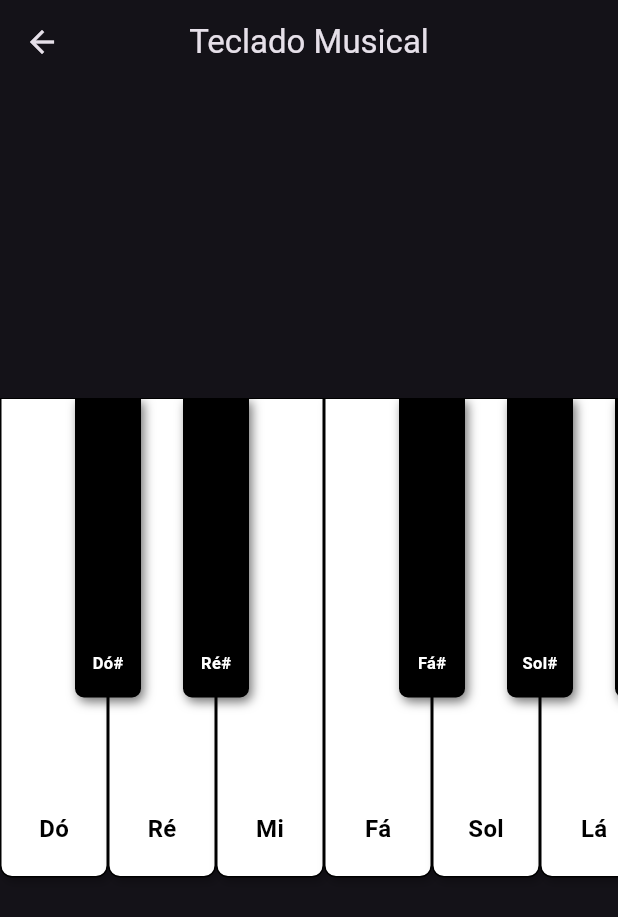
After one commit to ENZOSQS/melodyhub, a Flutter app: the HomePage screen opened directly, after a tap on "ABRIR TECLADO", on a phone screen of 412 x 824 dp. The commit adds this screen. Shown: the top 917 px of the screen. Run offline on Flutter 3.47's test engine with Material 3 defaults, Android fonts, the light colour scheme and no system bars; our stand-ins replace audioplayers, cloud_firestore, firebase_auth, firebase_core; accounts and stored records are empty.

Commit message:
Entrega do Modulo 2 - Simulador de Instrumento e Reproducao de Audio

```diff
--- a/lib/main.dart
+++ b/lib/main.dart
@@ -5,6 +5,7 @@ import 'package:firebase_auth/firebase_auth.dart';
 import 'firebase_options.dart';
 import 'screens/login_page.dart';
 import 'screens/home_page.dart';
+import 'screens/keyboard_screen.dart';
 
 void main() async {
   WidgetsFlutterBinding.ensureInitialized();
@@ -28,7 +29,7 @@ class MelodyHubApp extends StatelessWidget {
         brightness: Brightness.dark,
         primarySwatch: Colors.deepPurple,
       ),
-      home: const AuthGate(),
+      home: const LoginPage(),
     );
   }
 }
--- a/lib/screens/home_page.dart
+++ b/lib/screens/home_page.dart
@@ -1,6 +1,7 @@
 import 'package:flutter/material.dart';
 import 'package:firebase_auth/firebase_auth.dart';
 import 'package:cloud_firestore/cloud_firestore.dart';
+import 'keyboard_screen.dart';
 
 class HomePage extends StatelessWidget {
   const HomePage({super.key});
@@ -75,6 +76,7 @@ class HomePage extends StatelessWidget {
             child: Column(
               crossAxisAlignment: CrossAxisAlignment.stretch,
               children: [
+
                 // Saudação
                 Text(
                   'Olá, $nome! 👋',
@@ -107,6 +109,7 @@ class HomePage extends StatelessWidget {
                   child: Column(
                     crossAxisAlignment: CrossAxisAlignment.start,
                     children: [
+
                       const Text(
                         'Seu progresso',
                         style: TextStyle(
@@ -120,6 +123,7 @@ class HomePage extends StatelessWidget {
 
                       Row(
                         children: [
+
                           Expanded(
                             child: _InfoCard(
                               icon: Icons.star,
@@ -137,6 +141,7 @@ class HomePage extends StatelessWidget {
                               valor: '$nivel',
                             ),
                           ),
+
                         ],
                       ),
                     ],
@@ -145,7 +150,7 @@ class HomePage extends StatelessWidget {
 
                 const SizedBox(height: 20),
 
-                // Card de estudo
+                // Módulo 2 — Simulador de teclado
                 Container(
                   padding: const EdgeInsets.all(22),
                   decoration: BoxDecoration(
@@ -155,8 +160,9 @@ class HomePage extends StatelessWidget {
                   child: Column(
                     crossAxisAlignment: CrossAxisAlignment.start,
                     children: [
+
                       const Icon(
-                        Icons.music_note,
+                        Icons.piano,
                         color: Color(0xFF0B1736),
                         size: 40,
                       ),
@@ -164,7 +170,7 @@ class HomePage extends StatelessWidget {
                       const SizedBox(height: 12),
 
                       const Text(
-                        'Comece a estudar',
+                        'Simulador de teclado',
                         style: TextStyle(
                           color: Color(0xFF0B1736),
                           fontSize: 22,
@@ -175,7 +181,7 @@ class HomePage extends StatelessWidget {
                       const SizedBox(height: 6),
 
                       const Text(
-                        'Explore exercícios e desenvolva sua percepção musical.',
+                        'Pratique as notas musicais usando o teclado virtual.',
                         style: TextStyle(
                           color: Color(0xFF0B1736),
                           fontSize: 15,
@@ -188,11 +194,11 @@ class HomePage extends StatelessWidget {
                         height: 48,
                         child: ElevatedButton(
                           onPressed: () {
-                            ScaffoldMessenger.of(context).showSnackBar(
-                              const SnackBar(
-                                content: Text(
-                                  'Os exercícios estarão disponíveis no próximo módulo.',
-                                ),
+                            Navigator.push(
+                              context,
+                              MaterialPageRoute(
+                                builder: (context) =>
+                                    const KeyboardScreen(),
                               ),
                             );
                           },
@@ -205,7 +211,7 @@ class HomePage extends StatelessWidget {
                             ),
                           ),
                           child: const Text(
-                            'EXPLORAR',
+                            'ABRIR TECLADO',
                             style: TextStyle(
                               fontWeight: FontWeight.bold,
                             ),
@@ -228,6 +234,7 @@ class HomePage extends StatelessWidget {
                   child: Column(
                     crossAxisAlignment: CrossAxisAlignment.start,
                     children: [
+
                       const Text(
                         'Acesso rápido',
                         style: TextStyle(
@@ -303,6 +310,7 @@ class _InfoCard extends StatelessWidget {
       ),
       child: Column(
         children: [
+
           Icon(
             icon,
             color: const Color(0xFF16D9C5),
--- /dev/null
+++ b/lib/screens/keyboard_screen.dart
@@ -0,0 +1,265 @@
+import 'package:flutter/material.dart';
+import 'package:audioplayers/audioplayers.dart';
+
+class KeyboardScreen extends StatefulWidget {
+  const KeyboardScreen({super.key});
+
+  @override
+  State<KeyboardScreen> createState() => _KeyboardScreenState();
+}
+
+class _KeyboardScreenState extends State<KeyboardScreen> {
+  final List<AudioPlayer> _players = [];
+
+  @override
+  void dispose() {
+    for (final player in _players) {
+      player.dispose();
+    }
+
+    super.dispose();
+  }
+
+  Future<void> tocarNota(
+    String arquivo,
+    String nota,
+  ) async {
+    try {
+      final player = AudioPlayer();
+
+      _players.add(player);
+
+      await player.play(
+        AssetSource('sounds/$arquivo'),
+      );
+
+      debugPrint('Nota tocada: $nota');
+
+      player.onPlayerComplete.listen((event) {
+        player.dispose();
+        _players.remove(player);
+      });
+    } catch (e) {
+      debugPrint('Erro ao reproduzir $nota: $e');
+    }
+  }
+
+  void voltarParaHome() {
+    Navigator.pop(context);
+  }
+
+  @override
+  Widget build(BuildContext context) {
+    return Scaffold(
+      appBar: AppBar(
+        leading: IconButton(
+          icon: const Icon(Icons.arrow_back),
+          tooltip: 'Voltar para Home',
+          onPressed: voltarParaHome,
+        ),
+        title: const Text('Teclado Musical'),
+        centerTitle: true,
+      ),
+
+      body: Center(
+        child: SingleChildScrollView(
+          scrollDirection: Axis.horizontal,
+          child: _buildKeyboard(),
+        ),
+      ),
+    );
+  }
+
+  Widget _buildKeyboard() {
+    const double larguraBranca = 72;
+    const double alturaBranca = 320;
+    const double larguraPreta = 44;
+    const double alturaPreta = 200;
+
+    final teclasBrancas = [
+      _PianoKey('Dó', 'C3.wav'),
+      _PianoKey('Ré', 'D3.wav'),
+      _PianoKey('Mi', 'E3.wav'),
+      _PianoKey('Fá', 'F3.wav'),
+      _PianoKey('Sol', 'G3.wav'),
+      _PianoKey('Lá', 'A3.wav'),
+      _PianoKey('Si', 'B3.wav'),
+      _PianoKey('Dó', 'C4.wav'),
+    ];
+
+    final teclasPretas = [
+      _BlackKey(
+        nota: 'Dó#',
+        arquivo: 'C#3.wav',
+        posicao: larguraBranca * 1 - larguraPreta / 2,
+      ),
+      _BlackKey(
+        nota: 'Ré#',
+        arquivo: 'D#3.wav',
+        posicao: larguraBranca * 2 - larguraPreta / 2,
+      ),
+      _BlackKey(
+        nota: 'Fá#',
+        arquivo: 'F#3.wav',
+        posicao: larguraBranca * 4 - larguraPreta / 2,
+      ),
+      _BlackKey(
+        nota: 'Sol#',
+        arquivo: 'G#3.wav',
+        posicao: larguraBranca * 5 - larguraPreta / 2,
+      ),
+      _BlackKey(
+        nota: 'Lá#',
+        arquivo: 'A#3.wav',
+        posicao: larguraBranca * 6 - larguraPreta / 2,
+      ),
+      _BlackKey(
+        nota: 'Dó#',
+        arquivo: 'C#4.wav',
+        posicao: larguraBranca * 8 - larguraPreta / 2,
+      ),
+    ];
+
+    final larguraTotal =
+        teclasBrancas.length * larguraBranca;
+
+    return SizedBox(
+      width: larguraTotal,
+      height: alturaBranca + 30,
+
+      child: Stack(
+        children: [
+
+          // TECLAS BRANCAS
+          Row(
+            children: teclasBrancas.map((tecla) {
+              return GestureDetector(
+                onTap: () {
+                  tocarNota(
+                    tecla.arquivo,
+                    tecla.nota,
+                  );
+                },
+
+                child: Container(
+                  width: larguraBranca,
+                  height: alturaBranca,
+
+                  decoration: BoxDecoration(
+                    color: Colors.white,
+                    border: Border.all(
+                      color: Colors.black,
+                      width: 1,
+                    ),
+
+                    borderRadius: const BorderRadius.vertical(
+                      bottom: Radius.circular(8),
+                    ),
+
+                    boxShadow: const [
+                      BoxShadow(
+                        color: Colors.black26,
+                        blurRadius: 4,
+                        offset: Offset(2, 3),
+                      ),
+                    ],
+                  ),
+
+                  alignment: Alignment.bottomCenter,
+
+                  padding: const EdgeInsets.only(
+                    bottom: 20,
+                  ),
+
+                  child: Text(
+                    tecla.nota,
+                    style: const TextStyle(
+                      color: Colors.black,
+                      fontSize: 16,
+                      fontWeight: FontWeight.bold,
+                    ),
+                  ),
+                ),
+              );
+            }).toList(),
+          ),
+
+          // TECLAS PRETAS
+          ...teclasPretas.map((tecla) {
+            return Positioned(
+              left: tecla.posicao,
+              top: 0,
+
+              child: GestureDetector(
+                onTap: () {
+                  tocarNota(
+                    tecla.arquivo,
+                    tecla.nota,
+                  );
+                },
+
+                child: Container(
+                  width: larguraPreta,
+                  height: alturaPreta,
+
+                  decoration: BoxDecoration(
+                    color: Colors.black,
+
+                    borderRadius: const BorderRadius.vertical(
+                      bottom: Radius.circular(6),
+                    ),
+
+                    boxShadow: const [
+                      BoxShadow(
+                        color: Colors.black54,
+                        blurRadius: 5,
+                        offset: Offset(2, 3),
+                      ),
+                    ],
+                  ),
+
+                  alignment: Alignment.bottomCenter,
+
+                  padding: const EdgeInsets.only(
+                    bottom: 15,
+                  ),
+
+                  child: Text(
+                    tecla.nota,
+                    style: const TextStyle(
+                      color: Colors.white,
+                      fontSize: 11,
+                      fontWeight: FontWeight.bold,
+                    ),
+                  ),
+                ),
+              ),
+            );
+          }),
+        ],
+      ),
+    );
+  }
+}
+
+class _PianoKey {
+  final String nota;
+  final String arquivo;
+
+  const _PianoKey(
+    this.nota,
+    this.arquivo,
+  );
+}
+
+class _BlackKey {
+  final String nota;
+  final String arquivo;
+  final double posicao;
+
+  const _BlackKey({
+    required this.nota,
+    required this.arquivo,
+    required this.posicao,
+  });
+}
--- a/lib/screens/login_page.dart
+++ b/lib/screens/login_page.dart
@@ -2,6 +2,7 @@ import 'package:flutter/material.dart';
 import 'package:firebase_auth/firebase_auth.dart';
 
 import 'register_page.dart';
+import 'home_page.dart';
 
 class LoginPage extends StatefulWidget {
   const LoginPage({super.key});
@@ -52,6 +53,16 @@ class _LoginPageState extends State<LoginPage> {
       print('UID: ${credencial.user?.uid}');
 
       if (!mounted) return;
+
+      // Depois do login, vai para a Home.
+      // O pushReplacement impede voltar para o Login
+      // usando o botão voltar.
+      Navigator.pushReplacement(
+        context,
+        MaterialPageRoute(
+          builder: (context) => const HomePage(),
+        ),
+      );
     } on FirebaseAuthException catch (e) {
       String mensagem = 'Não foi possível fazer login.';
 
@@ -68,7 +79,9 @@ class _LoginPageState extends State<LoginPage> {
       if (!mounted) return;
 
       ScaffoldMessenger.of(context).showSnackBar(
-        SnackBar(content: Text(mensagem)),
+        SnackBar(
+          content: Text(mensagem),
+        ),
       );
 
       print('Erro Firebase Auth: ${e.code}');
@@ -104,19 +117,24 @@ class _LoginPageState extends State<LoginPage> {
   Widget build(BuildContext context) {
     return Scaffold(
       backgroundColor: const Color(0xFF0B1736),
+
       body: SafeArea(
         child: Center(
           child: SingleChildScrollView(
             padding: const EdgeInsets.all(24),
+
             child: ConstrainedBox(
               constraints: const BoxConstraints(
                 maxWidth: 430,
               ),
+
               child: Container(
                 padding: const EdgeInsets.all(28),
+
                 decoration: BoxDecoration(
                   color: Colors.white,
                   borderRadius: BorderRadius.circular(28),
+
                   boxShadow: [
                     BoxShadow(
                       color: Colors.black.withOpacity(0.25),
@@ -125,17 +143,22 @@ class _LoginPageState extends State<LoginPage> {
                     ),
                   ],
                 ),
+
                 child: Column(
                   crossAxisAlignment: CrossAxisAlignment.stretch,
                   children: [
+
+                    // LOGO
                     Center(
                       child: Container(
                         height: 75,
                         width: 75,
+
                         decoration: BoxDecoration(
                           color: const Color(0xFF0B1736),
                           borderRadius: BorderRadius.circular(22),
                         ),
+
                         child: const Icon(
                           Icons.music_note,
                           color: Color(0xFF16D9C5),
@@ -146,9 +169,11 @@ class _LoginPageState extends State<LoginPage> {
 
                     const SizedBox(height: 20),
 
+                    // NOME
                     const Text(
                       'Melody Hub',
                       textAlign: TextAlign.center,
+
                       style: TextStyle(
                         color: Color(0xFF0B1736),
                         fontSize: 30,
@@ -161,6 +186,7 @@ class _LoginPageState extends State<LoginPage> {
                     const Text(
                       'Aprenda música de um jeito mais divertido.',
                       textAlign: TextAlign.center,
+
                       style: TextStyle(
                         color: Colors.black54,
                         fontSize: 15,
@@ -169,8 +195,10 @@ class _LoginPageState extends State<LoginPage> {
 
                     const SizedBox(height: 30),
 
+                    // TÍTULO
                     const Text(
                       'Bem-vindo de volta!',
+
                       style: TextStyle(
                         color: Color(0xFF0B1736),
                         fontSize: 22,
@@ -180,20 +208,26 @@ class _LoginPageState extends State<LoginPage> {
 
                     const SizedBox(height: 20),
 
+                    // E-MAIL
                     TextField(
                       controller: emailController,
                       keyboardType: TextInputType.emailAddress,
+
                       style: const TextStyle(
                         color: Color(0xFF0B1736),
                       ),
+
                       decoration: InputDecoration(
                         labelText: 'E-mail',
+
                         prefixIcon: const Icon(
                           Icons.email_outlined,
                           color: Color(0xFF0B1736),
                         ),
+
                         filled: true,
                         fillColor: const Color(0xFFF4F6FA),
+
                         border: OutlineInputBorder(
                           borderRadius: BorderRadius.circular(16),
                           borderSide: BorderSide.none,
@@ -203,33 +237,42 @@ class _LoginPageState extends State<LoginPage> {
 
                     const SizedBox(height: 16),
 
+                    // SENHA
                     TextField(
                       controller: senhaController,
                       obscureText: !mostrarSenha,
+
                       style: const TextStyle(
                         color: Color(0xFF0B1736),
                       ),
+
                       decoration: InputDecoration(
                         labelText: 'Senha',
+
                         prefixIcon: const Icon(
                           Icons.lock_outline,
                           color: Color(0xFF0B1736),
                         ),
+
                         suffixIcon: IconButton(
                           onPressed: () {
                             setState(() {
                               mostrarSenha = !mostrarSenha;
                             });
                           },
+
                           icon: Icon(
                             mostrarSenha
                                 ? Icons.visibility_off
                                 : Icons.visibility,
+
                             color: Colors.black54,
                           ),
                         ),
+
                         filled: true,
                         fillColor: const Color(0xFFF4F6FA),
+
                         border: OutlineInputBorder(
                           borderRadius: BorderRadius.circular(16),
                           borderSide: BorderSide.none,
@@ -239,28 +282,37 @@ class _LoginPageState extends State<LoginPage> {
 
                     const SizedBox(height: 24),
 
+                    // BOTÃO ENTRAR
                     SizedBox(
                       height: 54,
+
                       child: ElevatedButton(
-                        onPressed: carregando ? null : fazerLogin,
+                        onPressed: carregando
+                            ? null
+                            : fazerLogin,
+
                         style: ElevatedButton.styleFrom(
                           backgroundColor: const Color(0xFF16D9C5),
                           foregroundColor: const Color(0xFF0B1736),
                           elevation: 0,
+
                           shape: RoundedRectangleBorder(
                             borderRadius: BorderRadius.circular(16),
                           ),
                         ),
+
                         child: carregando
                             ? const SizedBox(
                                 height: 22,
                                 width: 22,
+
                                 child: CircularProgressIndicator(
                                   strokeWidth: 2,
                                 ),
                               )
                             : const Text(
                                 'ENTRAR',
+
                                 style: TextStyle(
                                   fontSize: 16,
                                   fontWeight: FontWeight.bold,
@@ -271,6 +323,7 @@ class _LoginPageState extends State<LoginPage> {
 
                     const SizedBox(height: 18),
 
+                    // DIVISOR
                     Row(
                       children: [
                         Expanded(
@@ -278,15 +331,21 @@ class _LoginPageState extends State<LoginPage> {
                             color: Colors.grey.shade300,
                           ),
                         ),
+
                         const Padding(
-                          padding: EdgeInsets.symmetric(horizontal: 12),
+                          padding: EdgeInsets.symmetric(
+                            horizontal: 12,
+                          ),
+
                           child: Text(
                             'ou',
+
                             style: TextStyle(
                               color: Colors.black45,
                             ),
                           ),
                         ),
+
                         Expanded(
                           child: Divider(
                             color: Colors.grey.shade300,
@@ -297,10 +356,13 @@ class _LoginPageState extends State<LoginPage> {
 
                     const SizedBox(height: 14),
 
+                    // CADASTRO
                     TextButton(
                       onPressed: abrirCadastro,
+
                       child: const Text(
                         'Não tem uma conta? Cadastre-se',
+
                         style: TextStyle(
                           color: Color(0xFF0B1736),
                           fontWeight: FontWeight.bold,
```
Also changed, not shown: pubspec.yaml (+6 -66 lines), pubspec.lock, 19 other files.
